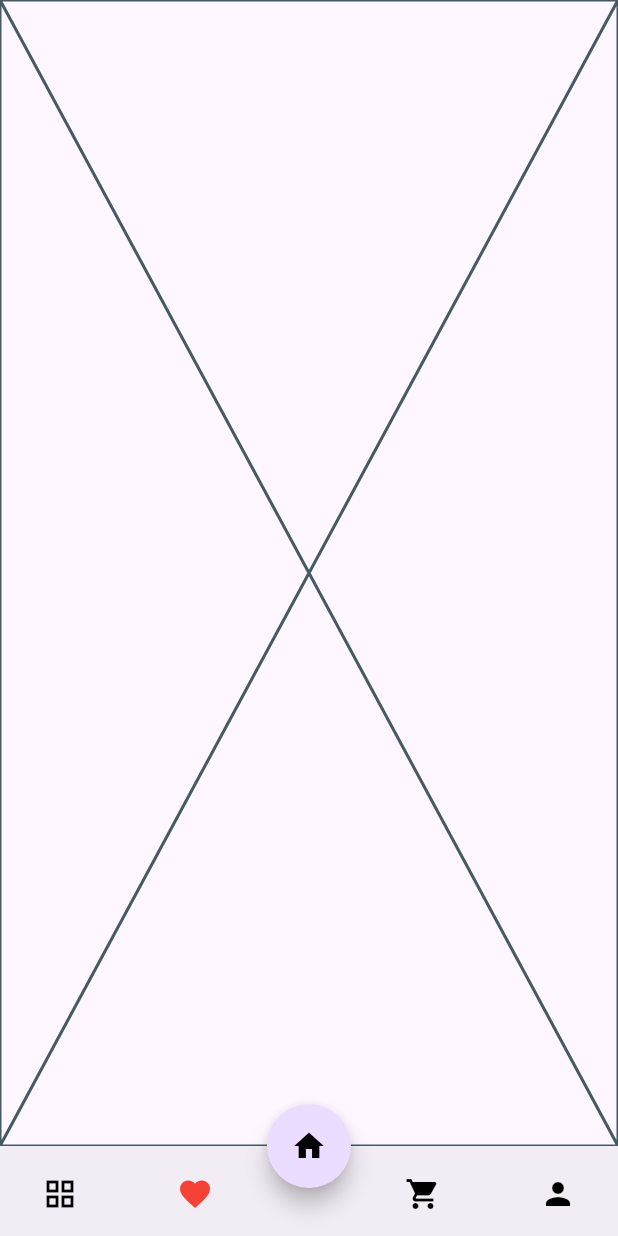
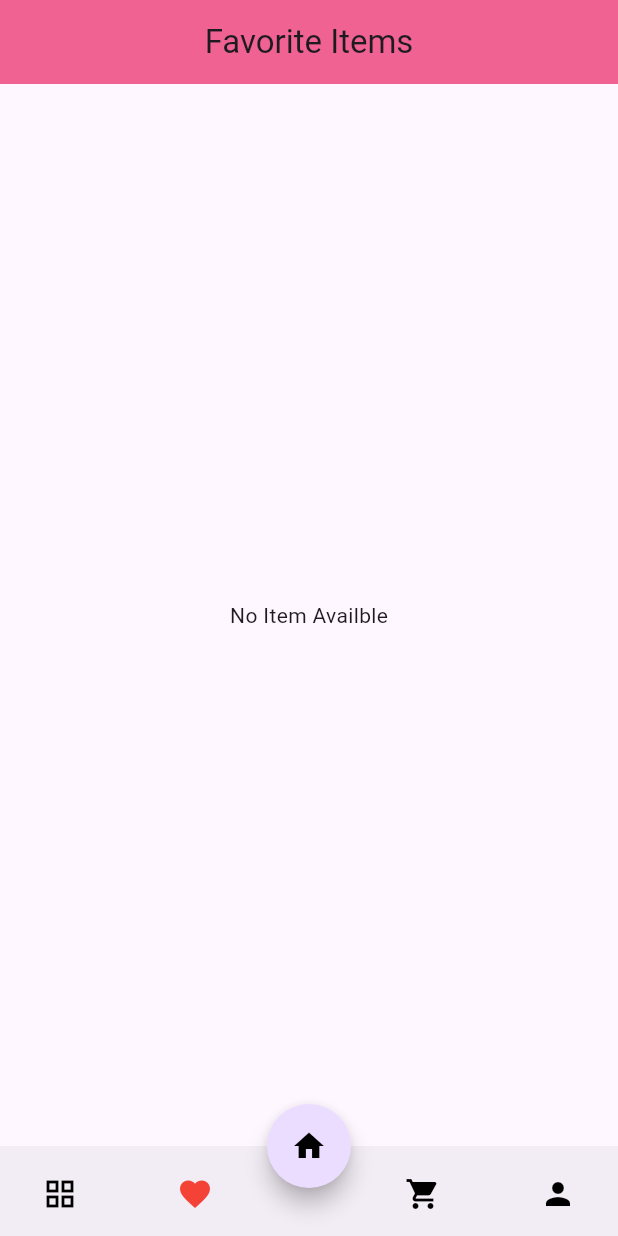
Before and after one commit to Aadhu4324/e_commerce_application, a Flutter app: the screen it shows after launch, item 2 of the bottom bar chosen, on a phone screen of 412 x 824 dp. Run offline on Flutter 3.47's test engine with Material 3 defaults, Android fonts, the phone set to English and light mode, and no system bars.

Commit message:
Second Commit

```diff
--- a/lib/screens/screen_favrite.dart
+++ b/lib/screens/screen_favrite.dart
@@ -1,10 +1,57 @@
+import 'package:e_commerce_application/services/cart_favourite_services.dart';
 import 'package:flutter/material.dart';
+import 'package:provider/provider.dart';
 
 class ScreenFavrite extends StatelessWidget {
   const ScreenFavrite({super.key});
 
   @override
   Widget build(BuildContext context) {
-    return const Placeholder();
+    final _favouritecartServices = Provider.of<CartFavouriteServices>(context);
+    return Scaffold(
+      appBar: AppBar(
+        title: Text("Favorite Items"),
+        centerTitle: true,
+        backgroundColor: Colors.pink.shade300,
+      ),
+      body: Consumer<CartFavouriteServices>(
+        builder: (context, value, child) {
+          if (value.favList.isEmpty) {
+            return Center(
+              child: Text("No Item Availble"),
+            );
+          } else {
+            return Padding(
+              padding: const EdgeInsets.all(20.0),
+              child: ListView.separated(
+                  itemBuilder: (context, index) => Row(
+                        children: [
+                          Container(
+                            width: 100,
+                            height: 100,
+                            child: Image.asset(
+                              value.favList[index].image,
+                              fit: BoxFit.fill,
+                            ),
+                          ),
+                          const SizedBox(
+                            width: 10,
+                          ),
+                          Column(
+                            crossAxisAlignment: CrossAxisAlignment.start,
+                            mainAxisAlignment: MainAxisAlignment.spaceBetween,
+                            children: [
+                              Text(value.favList[index].title),
+                            ],
+                          )
+                        ],
+                      ),
+                  separatorBuilder: (context, index) => Divider(),
+                  itemCount: value.favList.length),
+            );
+          }
+        },
+      ),
+    );
   }
 }
```
